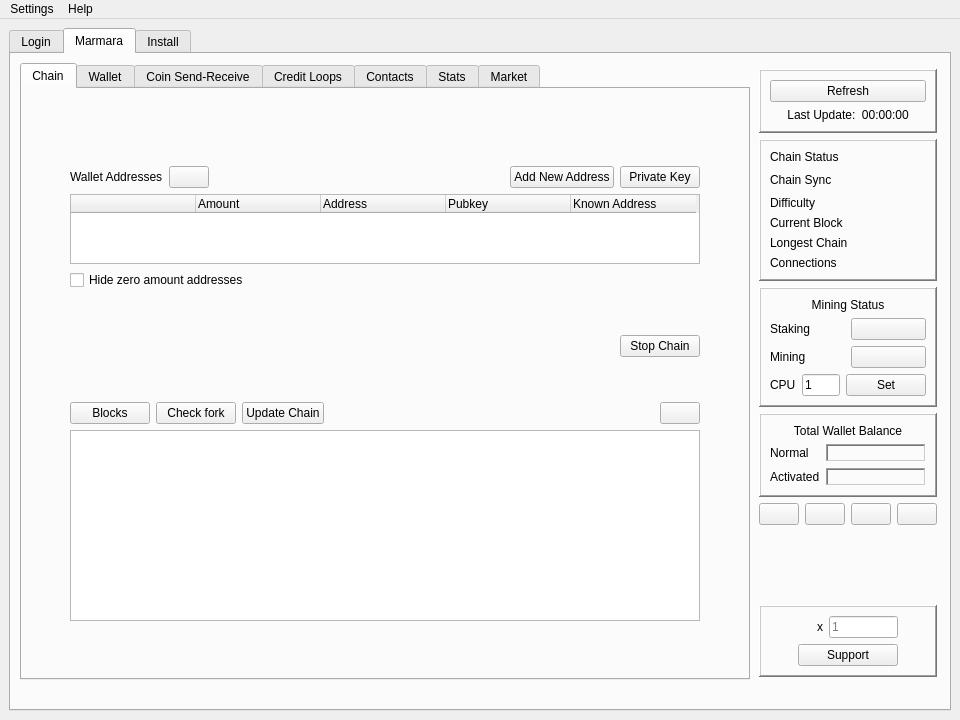
Before: the Qt Designer form src/main/python/qtguidesign.ui in marmarachain/marmara-connector, drawn with Qt 5.
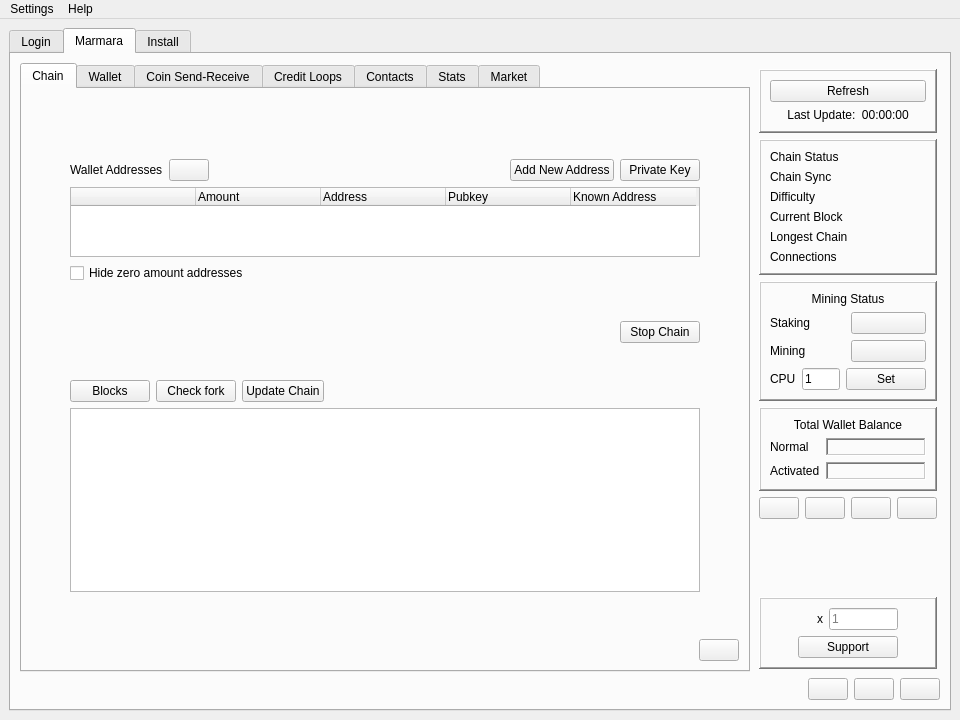
After: the same form once the commit is applied.

Commit message: [add] custom ssh port added. [add] youtube discord and marmara website links added. [add] sycn status remaining block-day reference added.

The edit to the form file:
```diff
--- a/src/main/python/qtguidesign.ui
+++ b/src/main/python/qtguidesign.ui
@@ -719,7 +719,81 @@
         <string>Marmara</string>
        </attribute>
        <layout class="QGridLayout" name="gridLayout_8">
-        <item row="3" column="0" colspan="3">
+        <item row="3" column="1" colspan="4">
+         <layout class="QHBoxLayout" name="horizontalLayout_10">
+          <item>
+           <spacer name="horizontalSpacer_87">
+            <property name="orientation">
+             <enum>Qt::Horizontal</enum>
+            </property>
+            <property name="sizeHint" stdset="0">
+             <size>
+              <width>40</width>
+              <height>20</height>
+             </size>
+            </property>
+           </spacer>
+          </item>
+          <item>
+           <widget class="QPushButton" name="youtube_button">
+            <property name="sizePolicy">
+             <sizepolicy hsizetype="Fixed" vsizetype="Fixed">
+              <horstretch>0</horstretch>
+              <verstretch>0</verstretch>
+             </sizepolicy>
+            </property>
+            <property name="sizeIncrement">
+             <size>
+              <width>0</width>
+              <height>0</height>
+             </size>
+            </property>
+            <property name="text">
+             <string/>
+            </property>
+            <property name="autoDefault">
+             <bool>false</bool>
+            </property>
+            <property name="default">
+             <bool>false</bool>
+            </property>
+            <property name="flat">
+             <bool>false</bool>
+            </property>
+           </widget>
+          </item>
+          <item>
+           <widget class="QPushButton" name="discord_button">
+            <property name="sizePolicy">
+             <sizepolicy hsizetype="Fixed" vsizetype="Fixed">
+              <horstretch>0</horstretch>
+              <verstretch>0</verstretch>
+             </sizepolicy>
+            </property>
+            <property name="text">
+             <string/>
+            </property>
+            <property name="default">
+             <bool>false</bool>
+            </property>
+           </widget>
+          </item>
+          <item>
+           <widget class="QPushButton" name="website_button">
+            <property name="sizePolicy">
+             <sizepolicy hsizetype="Fixed" vsizetype="Fixed">
+              <horstretch>0</horstretch>
+              <verstretch>0</verstretch>
+             </sizepolicy>
+            </property>
+            <property name="text">
+             <string/>
+            </property>
+           </widget>
+          </item>
+         </layout>
+        </item>
+        <item row="3" column="0">
          <widget class="QLabel" name="bottom_message_label">
           <property name="maximumSize">
            <size>
@@ -741,7 +815,7 @@
           </property>
          </widget>
         </item>
-        <item row="0" column="0">
+        <item row="0" column="0" rowspan="3">
          <widget class="QTabWidget" name="mcl_tab">
           <property name="minimumSize">
            <size>
@@ -820,6 +894,19 @@
                <layout class="QGridLayout" name="gridLayout_26">
                 <item row="0" column="0">
                  <layout class="QGridLayout" name="chainaddresses_Layout">
+                  <item row="11" column="1">
+                   <spacer name="verticalSpacer_15">
+                    <property name="orientation">
+                     <enum>Qt::Vertical</enum>
+                    </property>
+                    <property name="sizeHint" stdset="0">
+                     <size>
+                      <width>20</width>
+                      <height>40</height>
+                     </size>
+                    </property>
+                   </spacer>
+                  </item>
                   <item row="2" column="1">
                    <layout class="QGridLayout" name="gridLayout_29">
                     <item row="1" column="4">
@@ -1042,19 +1129,6 @@
                     </property>
                    </spacer>
                   </item>
-                  <item row="10" column="1">
-                   <spacer name="verticalSpacer_15">
-                    <property name="orientation">
-                     <enum>Qt::Vertical</enum>
-                    </property>
-                    <property name="sizeHint" stdset="0">
-                     <size>
-                      <width>20</width>
-                      <height>40</height>
-                     </size>
-                    </property>
-                   </spacer>
-                  </item>
                   <item row="5" column="1">
                    <spacer name="verticalSpacer_33">
                     <property name="orientation">
@@ -1068,32 +1142,6 @@
                     </property>
                    </spacer>
                   </item>
-                  <item row="1" column="0" rowspan="10">
-                   <spacer name="horizontalSpacer_61">
-                    <property name="orientation">
-                     <enum>Qt::Horizontal</enum>
-                    </property>
-                    <property name="sizeHint" stdset="0">
-                     <size>
-                      <width>40</width>
-                      <height>20</height>
-                     </size>
-                    </property>
-                   </spacer>
-                  </item>
-                  <item row="1" column="2" rowspan="10">
-                   <spacer name="horizontalSpacer_62">
-                    <property name="orientation">
-                     <enum>Qt::Horizontal</enum>
-                    </property>
-                    <property name="sizeHint" stdset="0">
-                     <size>
-                      <width>40</width>
-                      <height>20</height>
-                     </size>
-                    </property>
-                   </spacer>
-                  </item>
                   <item row="8" column="1">
                    <layout class="QHBoxLayout" name="horizontalLayout_2">
                     <item>
@@ -1130,13 +1178,6 @@
                       </property>
                      </spacer>
                     </item>
-                    <item>
-                     <widget class="QPushButton" name="debug_button">
-                      <property name="text">
-                       <string/>
-                      </property>
-                     </widget>
-                    </item>
                    </layout>
                   </item>
                   <item row="7" column="1">
@@ -1162,6 +1203,32 @@
                   <item row="9" column="1">
                    <widget class="QTextBrowser" name="update_chain_textBrowser"/>
                   </item>
+                  <item row="1" column="2" rowspan="9">
+                   <spacer name="horizontalSpacer_62">
+                    <property name="orientation">
+                     <enum>Qt::Horizontal</enum>
+                    </property>
+                    <property name="sizeHint" stdset="0">
+                     <size>
+                      <width>40</width>
+                      <height>20</height>
+                     </size>
+                    </property>
+                   </spacer>
+                  </item>
+                  <item row="1" column="0" rowspan="9">
+                   <spacer name="horizontalSpacer_61">
+                    <property name="orientation">
+                     <enum>Qt::Horizontal</enum>
+                    </property>
+                    <property name="sizeHint" stdset="0">
+                     <size>
+                      <width>40</width>
+                      <height>20</height>
+                     </size>
+                    </property>
+                   </spacer>
+                  </item>
                  </layout>
                 </item>
                </layout>
@@ -1653,6 +1720,36 @@
               </widget>
              </widget>
             </item>
+            <item row="2" column="0">
+             <layout class="QHBoxLayout" name="horizontalLayout_11">
+              <item>
+               <spacer name="horizontalSpacer_88">
+                <property name="orientation">
+                 <enum>Qt::Horizontal</enum>
+                </property>
+                <property name="sizeHint" stdset="0">
+                 <size>
+                  <width>40</width>
+                  <height>20</height>
+                 </size>
+                </property>
+               </spacer>
+              </item>
+              <item>
+               <widget class="QPushButton" name="debug_button">
+                <property name="sizePolicy">
+                 <sizepolicy hsizetype="Fixed" vsizetype="Fixed">
+                  <horstretch>0</horstretch>
+                  <verstretch>0</verstretch>
+                 </sizepolicy>
+                </property>
+                <property name="text">
+                 <string/>
+                </property>
+               </widget>
+              </item>
+             </layout>
+            </item>
            </layout>
           </widget>
           <widget class="QWidget" name="wallet_tab">
@@ -5782,7 +5879,7 @@
           </widget>
          </widget>
         </item>
-        <item row="0" column="1" colspan="2">
+        <item row="0" column="1" rowspan="3" colspan="4">
          <widget class="QFrame" name="side_panel_frame">
           <property name="sizePolicy">
            <sizepolicy hsizetype="Maximum" vsizetype="Preferred">
@@ -5952,13 +6049,6 @@
                 </property>
                </widget>
               </item>
-              <item row="1" column="0" rowspan="2">
-               <widget class="QLabel" name="chainsync_label">
-                <property name="text">
-                 <string>Chain Sync</string>
-                </property>
-               </widget>
-              </item>
               <item row="8" column="2">
                <widget class="QLabel" name="connections_warning_label">
                 <property name="text">
@@ -6040,6 +6130,23 @@
                 </property>
                </widget>
               </item>
+              <item row="1" column="0" rowspan="4">
+               <widget class="QLabel" name="chainsync_label">
+                <property name="text">
+                 <string>Chain Sync</string>
+                </property>
+               </widget>
+              </item>
+              <item row="1" column="1" rowspan="4" colspan="2">
+               <widget class="QLabel" name="chainsync_label_value">
+                <property name="text">
+                 <string/>
+                </property>
+                <property name="alignment">
+                 <set>Qt::AlignCenter</set>
+                </property>
+               </widget>
+              </item>
              </layout>
             </widget>
            </item>
```
Left out of the diff: 163 changed lines with no effect on the pictures. The commit also changes 5 other files.
